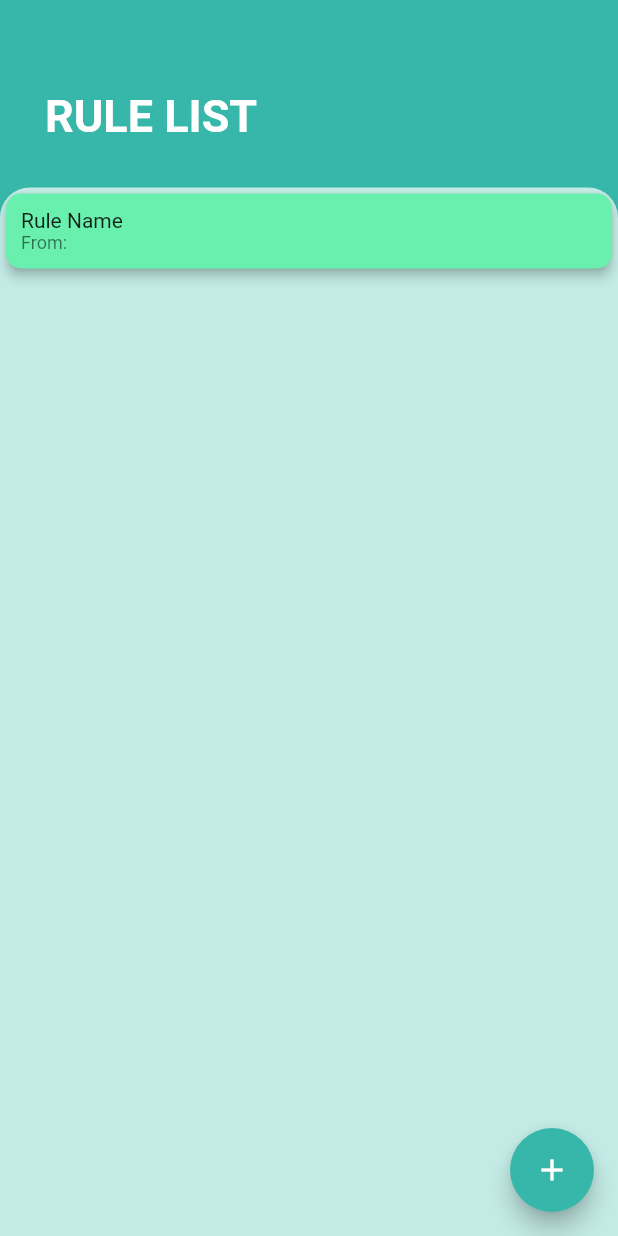
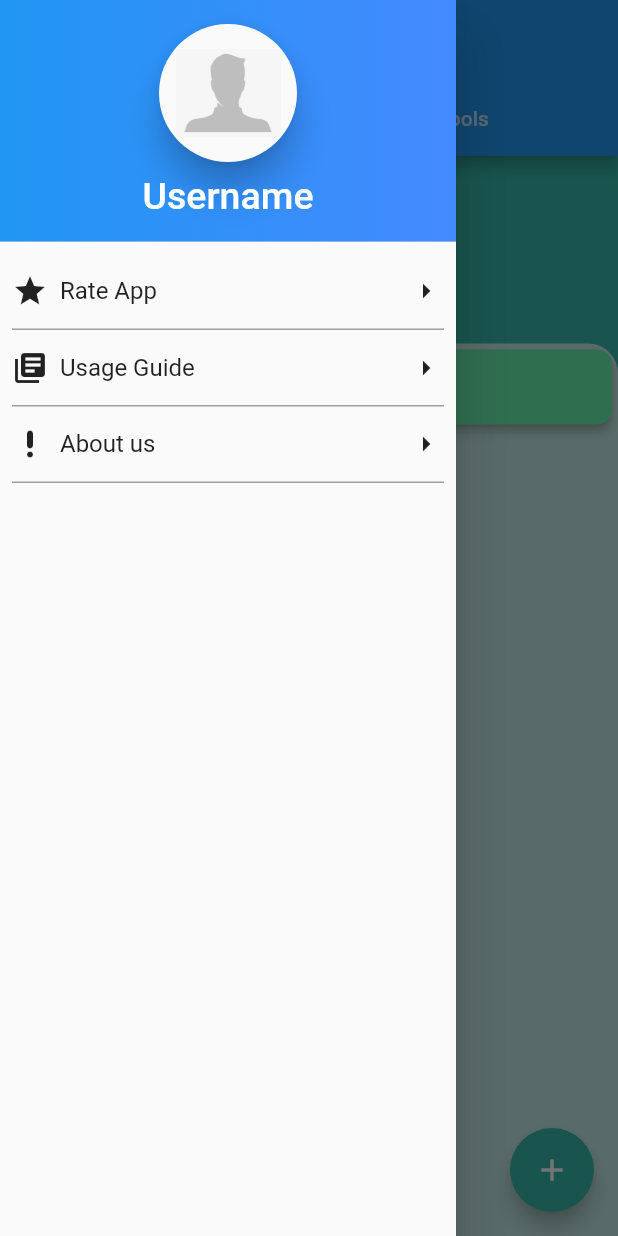
Before and after one commit to Abhay811/SMS-Forwarder, a Flutter app: the screen it shows after launch, with the side drawer open (before the commit the screen has no drawer), on a phone screen of 412 x 824 dp. Run offline on Flutter 3.47's test engine with Material 2 defaults, Android fonts, the phone set to English and light mode, and no system bars.

Commit message:
Added Navigation drawer

```diff
--- /dev/null
+++ b/lib/customListTile.dart
@@ -0,0 +1,48 @@
+import 'package:flutter/material.dart';
+import 'package:sms_forwarder/style.dart';
+
+class CustomListTile extends StatelessWidget {
+  IconData icon;
+  String text;
+  Function onTap;
+
+  CustomListTile(this.icon, this.text, this.onTap);
+  @override
+  Widget build(BuildContext context) {
+    return Padding(
+      padding: const EdgeInsets.fromLTRB(8, 0, 8, 0),
+      child: Container(
+        decoration: BoxDecoration(
+          border: Border(
+            bottom: BorderSide(color: Colors.grey),
+          ),
+        ),
+        child: InkWell(
+          splashColor: kThemebgColor,
+          onTap: onTap,
+          child: Container(
+            height: 50,
+            child: Row(
+              mainAxisAlignment: MainAxisAlignment.spaceBetween,
+              children: <Widget>[
+                Row(
+                  children: <Widget>[
+                    Icon(icon),
+                    Padding(
+                      padding: const EdgeInsets.all(8),
+                      child: Text(
+                        text,
+                        style: TextStyle(fontSize: 16),
+                      ),
+                    ),
+                  ],
+                ),
+                Icon(Icons.arrow_right)
+              ],
+            ),
+          ),
+        ),
+      ),
+    );
+  }
+}
--- /dev/null
+++ b/lib/homeScreen.dart
@@ -0,0 +1,33 @@
+import 'package:flutter/material.dart';
+import './ruleListScreen.dart';
+import './navigationDrawer.dart';
+
+class HomeScreen extends StatelessWidget {
+    int index = 0;
+  List<Widget> list = [
+    RuleListScreen(),
+  ];
+  @override
+  Widget build(BuildContext context) {
+    return DefaultTabController(
+      length: 2,
+      child: Scaffold(
+        appBar: AppBar(
+          title: Text('SMS Forwarder'),
+          bottom: TabBar(
+            tabs: <Widget>[
+              Tab(
+                text: 'Rules',
+              ),
+              Tab(
+                text: 'Tools',
+              ),
+            ],
+          ),
+        ),
+        body: list[index],
+        drawer: NavigationDrawer(),
+      ),
+    );
+  }
+}
--- a/lib/main.dart
+++ b/lib/main.dart
@@ -1,13 +1,18 @@
 import 'package:flutter/material.dart';
-import 'ruleListScreen.dart';
+import 'package:sms_forwarder/homeScreen.dart';
 
 void main() {
-  runApp(Home());
+  runApp(
+    MaterialApp(
+      title: 'Text',
+      home: Home(),
+    ),
+  );
 }
 
 class Home extends StatelessWidget {
   @override
   Widget build(BuildContext context) {
-    return MaterialApp(home: RuleListScreen());
+    return HomeScreen();
   }
 }
--- /dev/null
+++ b/lib/navigationDrawer.dart
@@ -0,0 +1,57 @@
+import 'package:flutter/material.dart';
+import './customListTile.dart';
+
+class NavigationDrawer extends StatelessWidget {
+  @override
+  Widget build(BuildContext context) {
+    return Drawer(
+      child: ListView(
+        children: <Widget>[
+          DrawerHeader(
+            decoration: BoxDecoration(
+              gradient: LinearGradient(
+                colors: <Color>[
+                  Colors.blue,
+                  Colors.blueAccent,
+                ],
+              ),
+            ),
+            child: Container(
+              child: Column(
+                children: <Widget>[
+                  Material(
+                    borderRadius: BorderRadius.all(
+                      Radius.circular(50.0),
+                    ),
+                    elevation: 10,
+                    child: Padding(
+                      padding: EdgeInsets.all(11),
+                      child: Image.asset(
+                        'images/icon_male_pic.png',
+                        width: 70,
+                        height: 70,
+                      ),
+                    ),
+                  ),
+                  Padding(
+                    padding: const EdgeInsets.all(8.0),
+                    child: Text(
+                      'Username',
+                      style: TextStyle(
+                        color: Colors.white,
+                        fontSize: 25,
+                      ),
+                    ),
+                  )
+                ],
+              ),
+            ),
+          ),
+          CustomListTile(Icons.star, 'Rate App', () => {}),
+          CustomListTile(Icons.library_books, 'Usage Guide', () => {}),
+          CustomListTile(Icons.priority_high_rounded, 'About us', () => {}),
+        ],
+      ),
+    );
+  }
+}
--- a/pubspec.yaml
+++ b/pubspec.yaml
@@ -45,9 +45,8 @@ flutter:
   uses-material-design: true
 
   # To add assets to your application, add an assets section, like this:
-  # assets:
-  #   - images/a_dot_burr.jpeg
-  #   - images/a_dot_ham.jpeg
+  assets:
+    - images/icon_male_pic.png
 
   # An image asset can refer to one or more resolution-specific "variants", see
   # https://flutter.dev/assets-and-images/#resolution-aware.
```
Also changed, not shown: lib/ruleListScreen.dart (+5 -2 lines), images/icon_male_pic.png (added).
